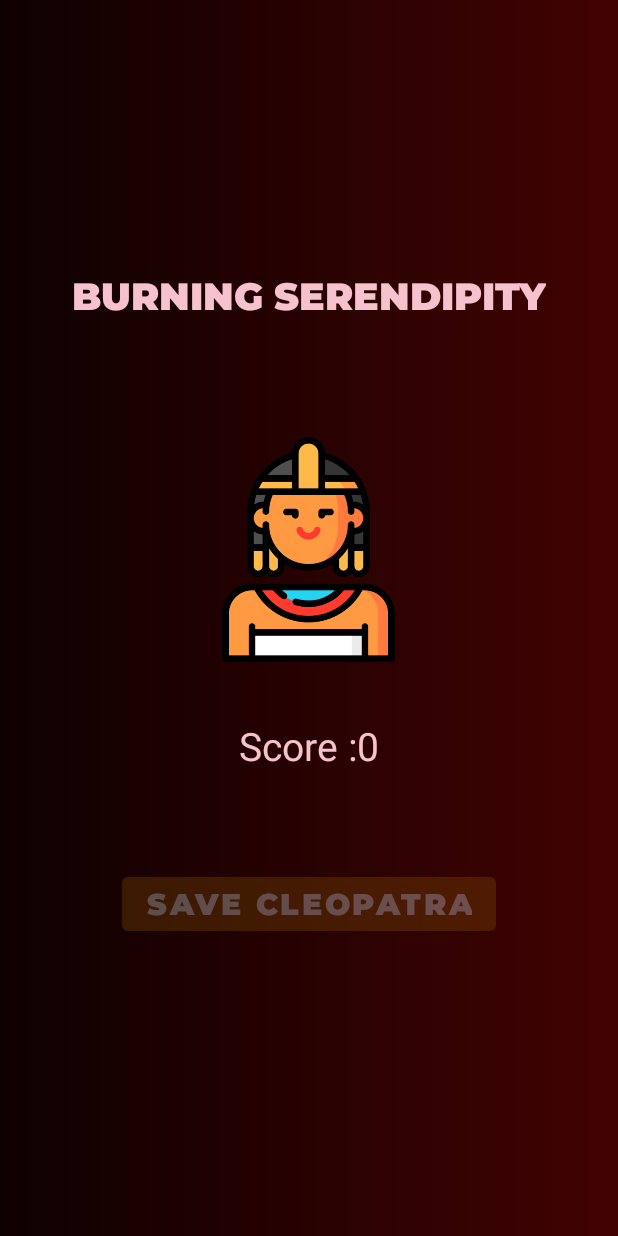
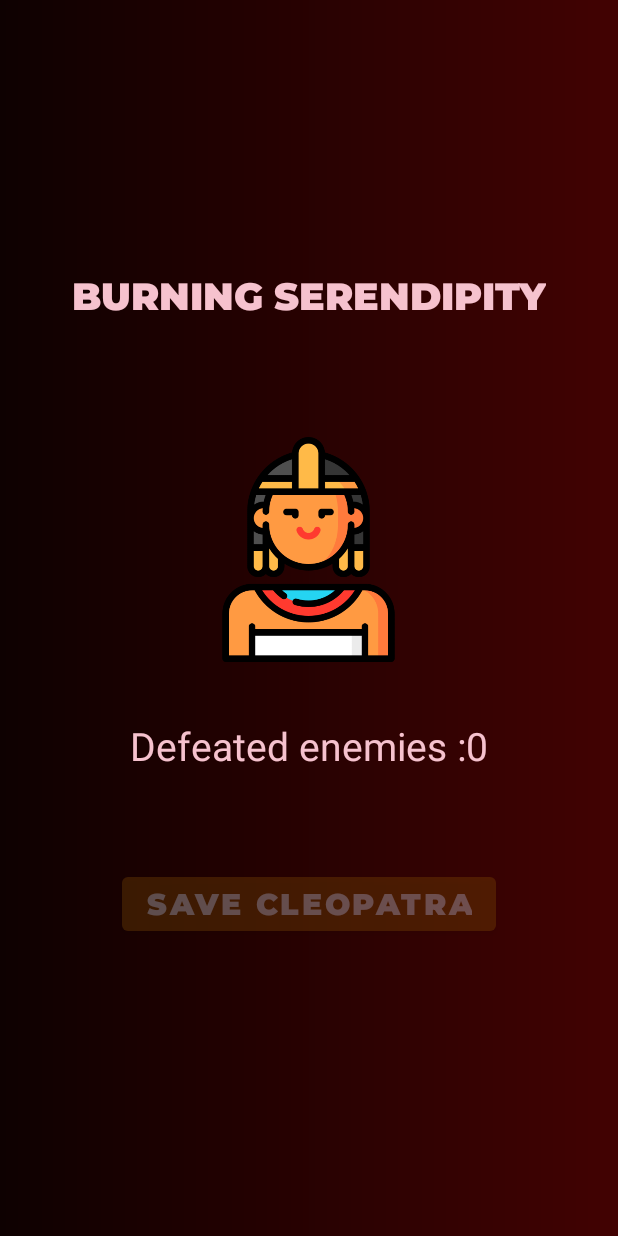
Before and after one commit to gaaats/BurningSerendipity, an Android app: the GameFragment screen opened directly, with no data from a screen before it, on a phone screen of 412 x 824 dp. Run offline under Robolectric (Android 15) with nearby library versions, the light colour scheme and no system bars; network calls fail.

Commit message:
pre_finish

```diff
--- a/app/src/main/res/layout/fragment_game.xml
+++ b/app/src/main/res/layout/fragment_game.xml
@@ -31,7 +31,7 @@
         android:id="@+id/tv_score_game_1"
         android:layout_width="wrap_content"
         android:layout_height="wrap_content"
-        android:text="Score :0"
+        android:text="Defeated enemies :0"
         android:textColor="@color/add_colour_the_most_bright"
         android:textSize="26sp" />
 
```
